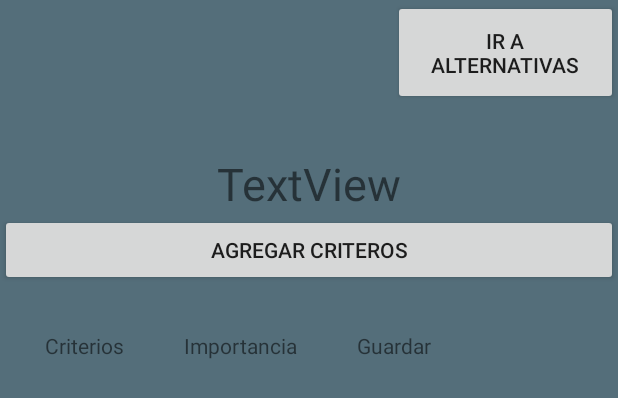
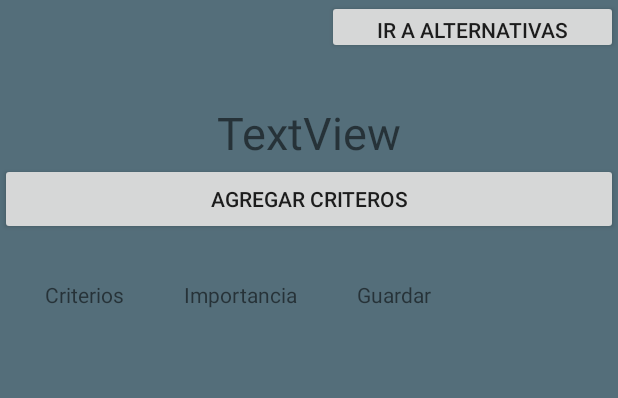
Before and after one commit to kartago852/PruebaAndroid2, an Android app: the layout activity_home.xml on its own in the app's theme, with its tools: preview values and no code run, on a phone screen of 412 x 824 dp. Shown: the top 398 px of the screen. Run offline under Robolectric (Android 15) with nearby library versions, the phone set to English and light mode, and no system bars.

Commit message:
Vuelve a repetir el mismo botton n°1 commit

```diff
--- a/app/src/main/java/com/example/pruebaandroid2/Model/Criterio.java
+++ b/app/src/main/java/com/example/pruebaandroid2/Model/Criterio.java
@@ -9,7 +9,6 @@ public class Criterio {
      {
 
      }
-
 
     public String getIdCriterio() {
         return IdCriterio;
--- a/app/src/main/res/layout/activity_home.xml
+++ b/app/src/main/res/layout/activity_home.xml
@@ -10,11 +10,10 @@
 
     <Button
         android:id="@+id/IrAlternativa"
-        android:layout_width="150dp"
-        android:layout_height="70dp"
+        android:layout_width="194dp"
+        android:layout_height="36dp"
         android:layout_gravity="right"
-        android:text="Ir a Alternativas"
-        />
+        android:text="Ir a Alternativas" />
 
     <TextView
         android:id="@+id/txt_User"
@@ -44,15 +43,14 @@
         android:padding="10dp">
 
         <TextView
+            android:layout_row="1"
+            android:layout_column="0"
             android:padding="20dp"
-            android:text="Criterios"
-            android:layout_row="1"
-            android:layout_column="0" />
+            android:text="Criterios" />
 
         <TextView
             android:padding="20dp"
-            android:text="Importancia"
-            />
+            android:text="Importancia" />
 
         <TextView
             android:padding="20dp"
```
Also changed, not shown: app/src/main/java/com/example/pruebaandroid2/Presenter/DynamicViews.java (+18 -12 lines), app/src/main/java/com/example/pruebaandroid2/Views/home.java (+14 -3 lines).
